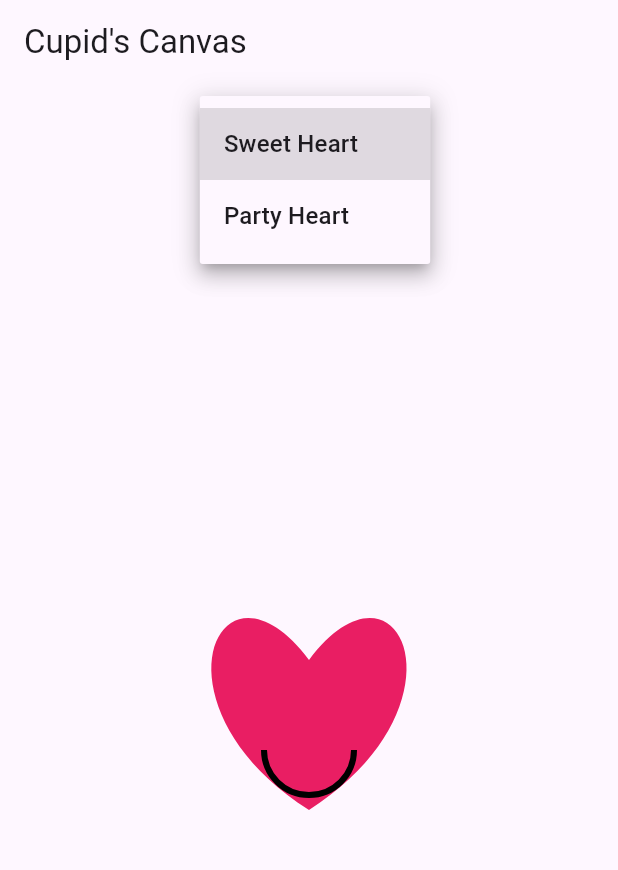
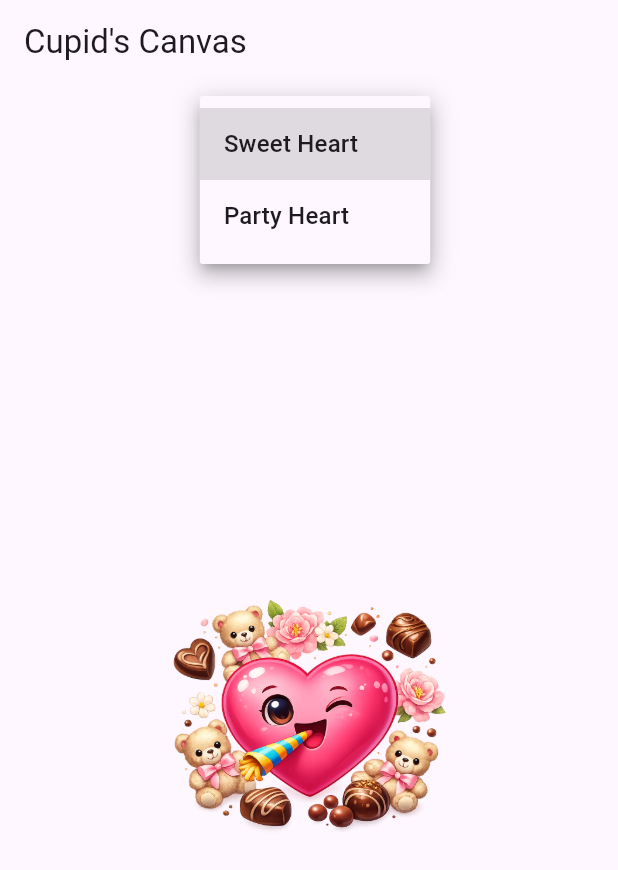
Before and after one commit to Uvvi2004/MAD_INCLASS03, a Flutter app: the screen it shows after launch, after a tap on "Sweet Heart", on a phone screen of 412 x 824 dp. Shown: the top 870 px of the screen. Run offline on Flutter 3.47's test engine with Material 3 defaults, Android fonts, the phone set to English and light mode, and no system bars.

Commit message:
Added heart asset images and replaced custom painter with container

```diff
--- a/cupid_code/lib/main.dart
+++ b/cupid_code/lib/main.dart
@@ -33,19 +33,38 @@ class _ValentineHomeState extends State<ValentineHome> {
       body: Column(
         children: [
           const SizedBox(height: 16),
+
+          // Dropdown
           DropdownButton<String>(
             value: selectedEmoji,
             items: emojiOptions
-                .map((e) => DropdownMenuItem(value: e, child: Text(e)))
+                .map((e) => DropdownMenuItem(
+                      value: e,
+                      child: Text(e),
+                    ))
                 .toList(),
-            onChanged: (value) => setState(() => selectedEmoji = value ?? selectedEmoji),
+            onChanged: (value) =>
+                setState(() => selectedEmoji = value ?? selectedEmoji),
           ),
+
           const SizedBox(height: 16),
+
+
           Expanded(
             child: Center(
-              child: CustomPaint(
-                size: const Size(300, 300),
-                painter: HeartEmojiPainter(type: selectedEmoji),
+              child: Container(
+                width: 200,
+                height: 200,
+                decoration: BoxDecoration(
+                  image: DecorationImage(
+                    image: AssetImage(
+                      selectedEmoji == 'Party Heart'
+                          ? 'assets/images/Party_Heart_Picture.png'
+                          : 'assets/images/Love_Heart_Image.png',
+                    ),
+                    fit: BoxFit.cover,
+                  ),
+                ),
               ),
             ),
           ),
@@ -54,53 +73,3 @@ class _ValentineHomeState extends State<ValentineHome> {
     );
   }
 }
-
-class HeartEmojiPainter extends CustomPainter {
-  HeartEmojiPainter({required this.type});
-  final String type;
-
-  @override
-  void paint(Canvas canvas, Size size) {
-    final center = Offset(size.width / 2, size.height / 2);
-    final paint = Paint()..style = PaintingStyle.fill;
-
-    // Heart base
-    final heartPath = Path()
-      ..moveTo(center.dx, center.dy + 60)
-      ..cubicTo(center.dx + 110, center.dy - 10, center.dx + 60, center.dy - 120, center.dx, center.dy - 40)
-      ..cubicTo(center.dx - 60, center.dy - 120, center.dx - 110, center.dy - 10, center.dx, center.dy + 60)
-      ..close();
-
-    paint.color = type == 'Party Heart' ? const Color(0xFFF48FB1) : const Color(0xFFE91E63);
-    canvas.drawPath(heartPath, paint);
-
-    // Face features (starter)
-    final eyePaint = Paint()..color = Colors.white;
-    if (type == 'sweet heart') {
-      final smallheart = Path()
-      dwdwd
-       ..moveTo(center.dx - 30, center.dy)
-       ..cubicTo(center.dx - 20, center.dy -20)
-    }
-
-    final mouthPaint = Paint()
-      ..color = Colors.black
-      ..style = PaintingStyle.stroke
-      ..strokeWidth = 4;
-    canvas.drawArc(Rect.fromCircle(center: Offset(center.dx, center.dy + 20), radius: 30), 0, 3.14, false, mouthPaint);
-
-    // Party hat placeholder (expand for confetti)
-    if (type == 'Party Heart') {
-      final hatPaint = Paint()..color = const Color(0xFFFFD54F);
-      final hatPath = Path()
-        ..moveTo(center.dx, center.dy - 110)
-        ..lineTo(center.dx - 40, center.dy - 40)
-        ..lineTo(center.dx + 40, center.dy - 40)
-        ..close();
-      canvas.drawPath(hatPath, hatPaint);
-    }
-  }
-
-  @override
-  bool shouldRepaint(covariant HeartEmojiPainter oldDelegate) => oldDelegate.type != type;
-}
```
Also changed, not shown: cupid_code/pubspec.yaml (+6 -3 lines), cupid_code/assets/images/Love_Heart_Image.png (added), cupid_code/assets/images/Party_Heart_Picture.png (added), cupid_code/pubspec.lock.
